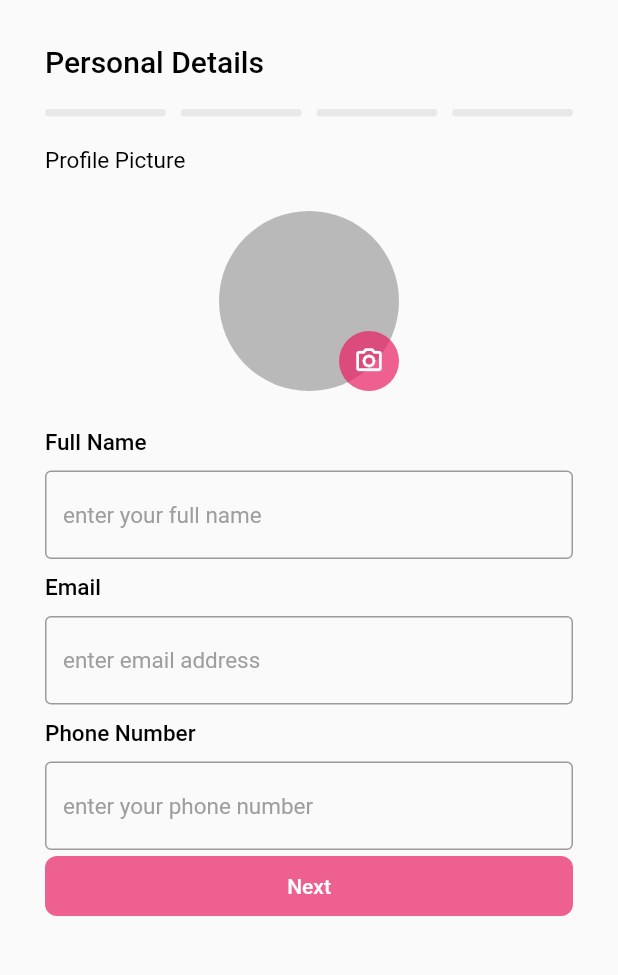
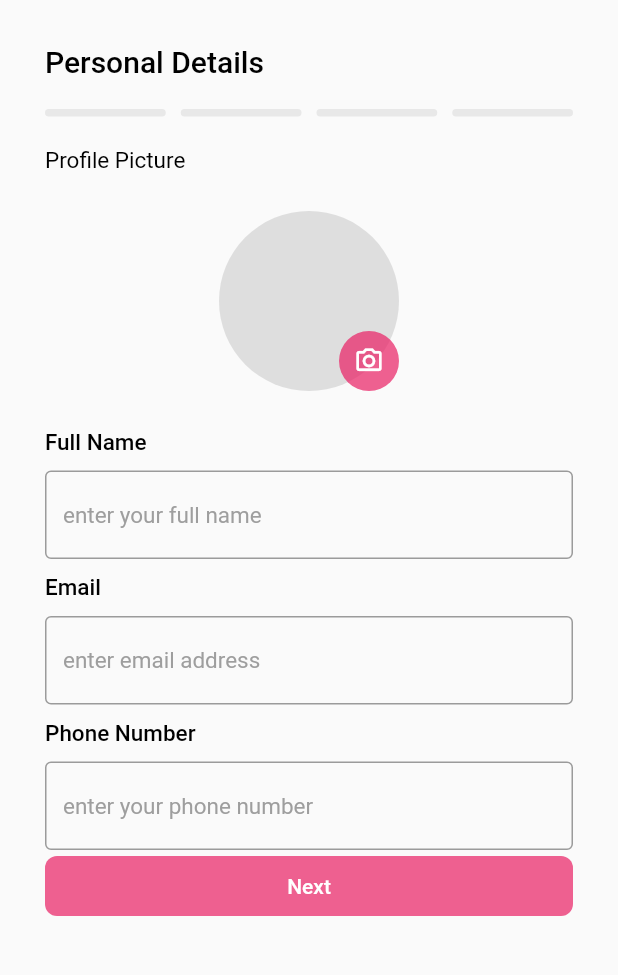
Before and after one commit to Rehaam10/Register, a Flutter app: the screen it shows after launch, on a phone screen of 412 x 824 dp, the part 98-1073 px from its top. Run offline on Flutter 3.47's test engine with Material 2 defaults, Android fonts, the phone set to English and light mode, and no system bars; our stand-ins replace image_picker.

```diff
--- a/lib/screens/Personal_Details.dart
+++ b/lib/screens/Personal_Details.dart
@@ -87,7 +87,7 @@ class _PersonalDetailsState extends State<PersonalDetails> {
                             alignment: Alignment.bottomRight,
                             children: [
                               CircleAvatar(
-                                backgroundColor: Colors.grey.withOpacity(0.7),
+                                backgroundColor: Colors.grey.withOpacity(0.3),
                                 radius: 60.0,
                                 backgroundImage: profileImage == null
                                     ? null
```
